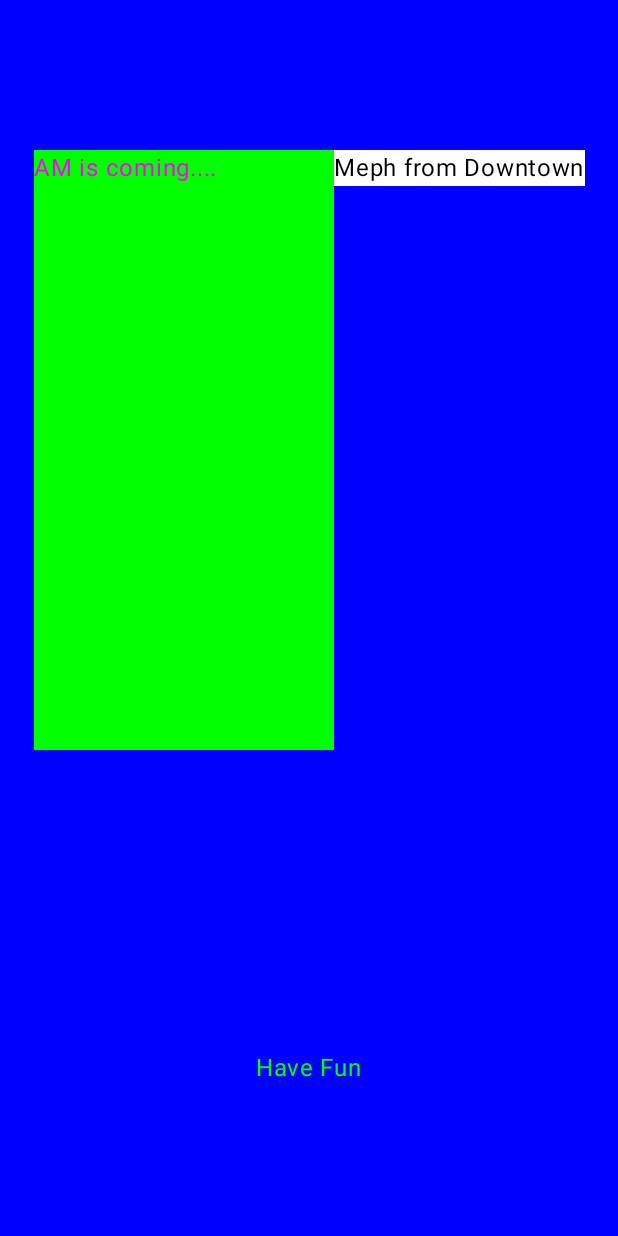
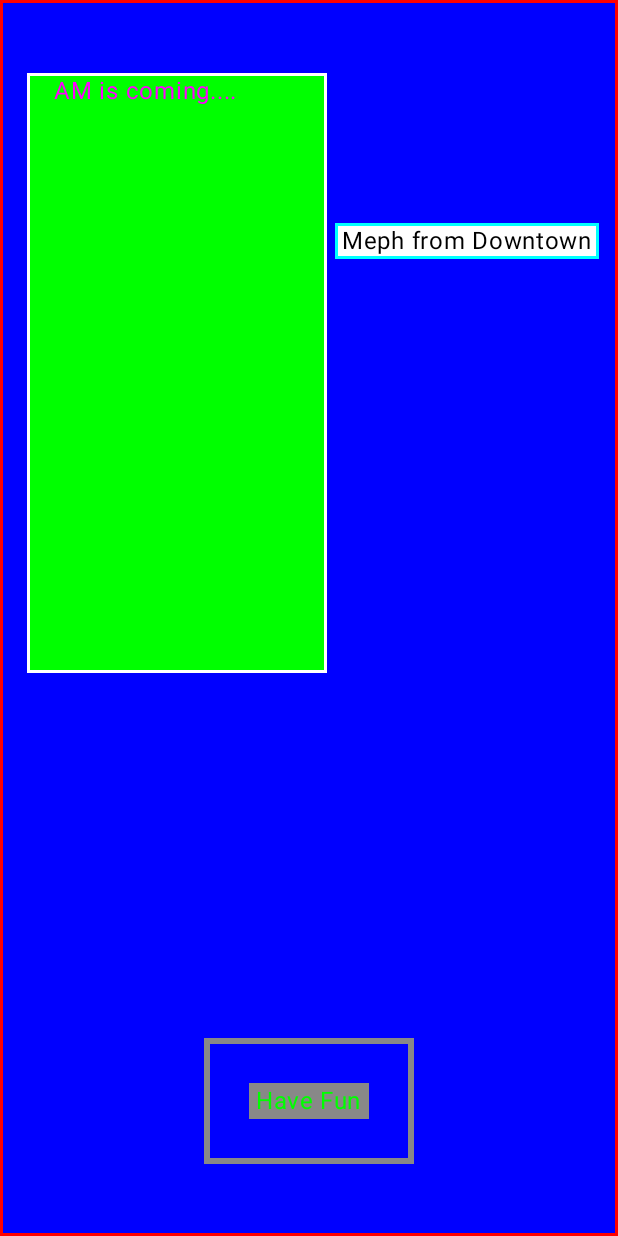
Before and after one commit to killerduck93/JetPackComposerTest, an Android app built with Jetpack Compose: the screen it shows after launch (MainActivity), on a phone screen of 412 x 824 dp. Run offline under Robolectric (Android 15) with nearby library versions, the phone set to English and light mode, and no system bars.

Commit message:
video 3 done. box layout

```diff
--- a/app/src/main/java/com/example/jetpackcomposeram/MainActivity.kt
+++ b/app/src/main/java/com/example/jetpackcomposeram/MainActivity.kt
@@ -4,11 +4,16 @@ import android.os.Bundle
 import androidx.activity.ComponentActivity
 import androidx.activity.compose.setContent
 import androidx.compose.foundation.background
+import androidx.compose.foundation.border
+import androidx.compose.foundation.clickable
 import androidx.compose.foundation.layout.Arrangement
 import androidx.compose.foundation.layout.Column
 import androidx.compose.foundation.layout.Row
+import androidx.compose.foundation.layout.Spacer
 import androidx.compose.foundation.layout.fillMaxSize
 import androidx.compose.foundation.layout.height
+import androidx.compose.foundation.layout.offset
+import androidx.compose.foundation.layout.padding
 import androidx.compose.foundation.layout.width
 import androidx.compose.material3.LocalContentColor
 import androidx.compose.material3.MaterialTheme
@@ -27,29 +32,43 @@ class MainActivity : ComponentActivity() {
         super.onCreate(savedInstanceState)
         setContent {
             JetpackcomposerAMTheme {
-               Column(
+               Column( // Modifier is "adding" spec sequencially
                    modifier = Modifier
                        .fillMaxSize()
-                       .background(Color.Blue),
+                       // .padding(30.dp,45.dp,50.dp) // offset from boundaries
+                       .background(Color.Blue)
+                       .border(2.dp,Color.Red),
                    horizontalAlignment = Alignment.CenterHorizontally,
                    verticalArrangement = Arrangement.SpaceAround
                    )
                {
                    Row {
-                       Greeting(name = "AM is coming.... ",modifier=Modifier
+                       Greeting(name = "    AM is coming....   ",modifier= Modifier
+                           .border(2.dp,Color.White)
                            .width(200.dp)
                            .height(400.dp)
                            .background(Color.Green), color = Color.Magenta
                        )
-                       Greeting(name = "Meph from Downtown",modifier=Modifier
-                           .background(Color.White), color = Color.Black)
-                   }
-                   Greeting(name = "Have Fun", modifier=Modifier
-                       .background(Color.Transparent),color = Color.Green)
-               }
+                       Greeting(name = " Meph from Downtown ",modifier= Modifier
+                           .offset(5.dp, 100.dp)
+                           .background(Color.White)
+                           .border(2.dp,Color.Cyan)
+                           , color = Color.Black
 
 
-
+                       )
+                   }
+                   Spacer(modifier = Modifier.height(50.dp))
+                   Greeting(name = " Have Fun ", modifier=Modifier
+                       .background(Color.Transparent)
+                       .border(4.dp,Color.Gray)
+                       .padding(30.dp,30.dp)
+                       .background(Color.Gray)
+                       .border(2.dp,Color.Gray)
+                       .clickable { true }  // usefull for buttons
+                       ,color = Color.Green)
+                   // next video https://www.youtube.com/watch?v=XCuC_p3E0qo&list=PLQkwcJG4YTCSpJ2NLhDTHhi6XBNfk9WiC&index=3
+               }
             }
         }
     }
```
